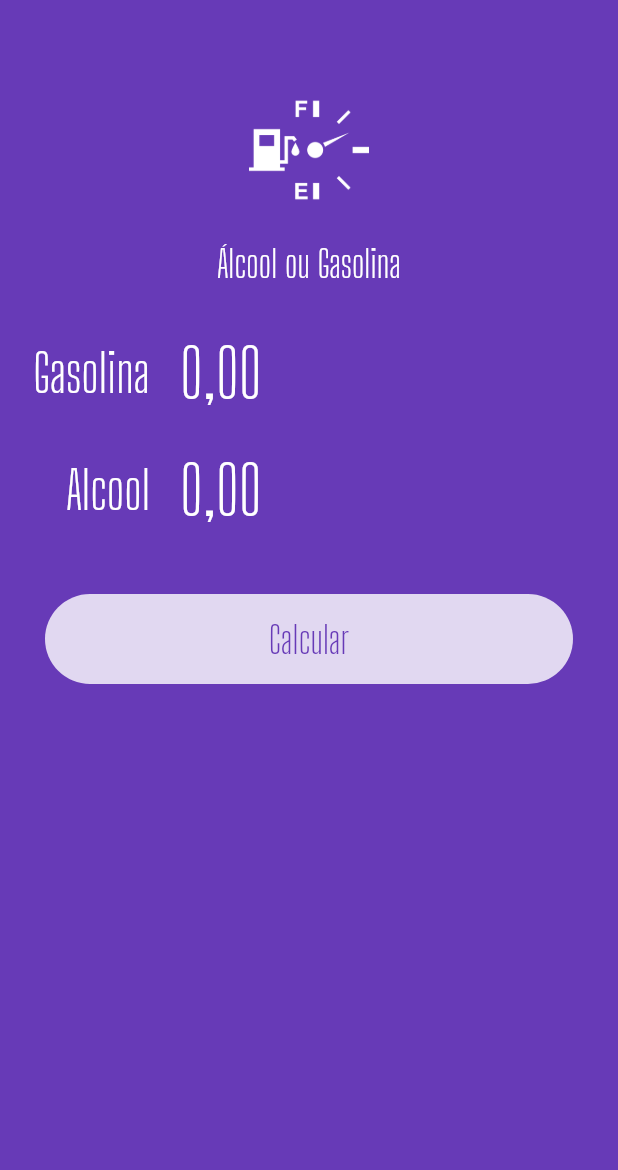
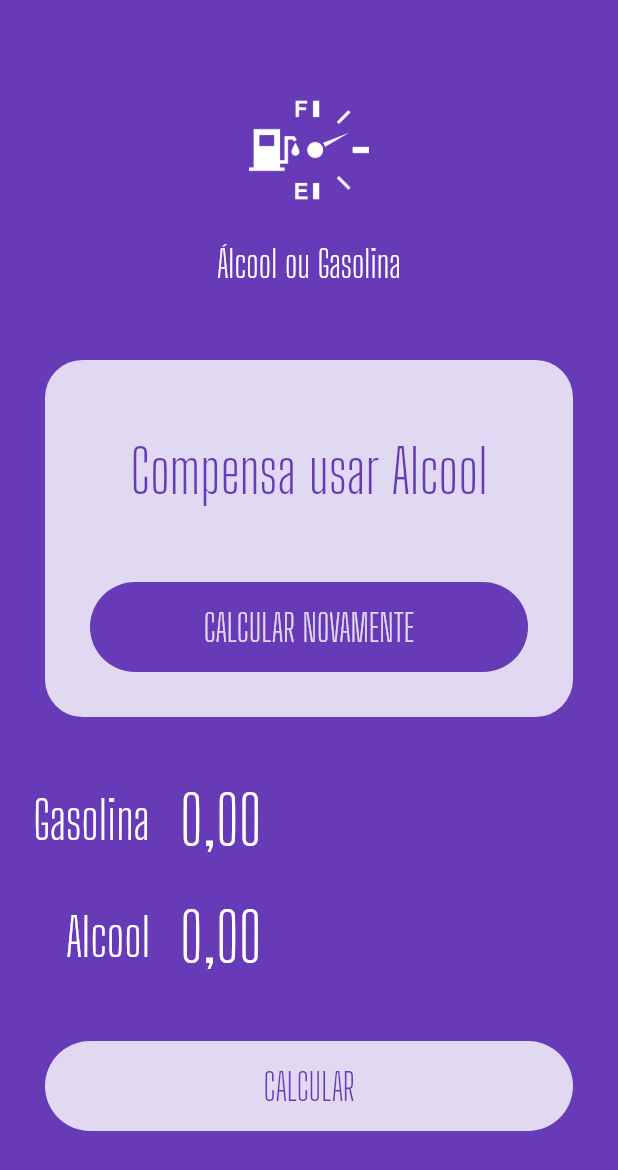
Before and after one commit to otaviocosta/aog, a Flutter app: the screen it shows after launch, on a phone screen of 412 x 824 dp. Shown: the top 1170 px of the screen. Run offline on Flutter 3.47's test engine with Material 2 defaults, Android fonts, the phone set to English and light mode, and no system bars; our stand-ins replace flutter_masked_text.

Commit message:
add files

```diff
--- a/lib/main.dart
+++ b/lib/main.dart
@@ -1,4 +1,5 @@
 import 'package:aog/widgets/input.widget.dart';
+import 'package:aog/widgets/loading-button.widget.dart';
 import 'package:aog/widgets/logo.widget.dart';
 import 'package:flutter/material.dart';
 import 'package:flutter_masked_text/flutter_masked_text.dart';
@@ -32,6 +33,38 @@ class HomePage extends StatelessWidget {
       body: ListView(
         children: <Widget>[
           Logo(),
+          Container(
+            margin: EdgeInsets.all(30),
+            decoration: BoxDecoration(
+              color: Colors.white.withOpacity(0.8),
+              borderRadius: BorderRadius.circular(25),
+            ),
+            child: Column(
+              children: <Widget>[
+                SizedBox(
+                  height: 50,
+                ),
+                Text(
+                  "Compensa usar Alcool",
+                  style: TextStyle(
+                    color: Theme.of(context).primaryColor,
+                    fontSize: 40,
+                    fontFamily: "Big Shoulders Display",
+                  ),
+                  textAlign: TextAlign.center,
+                ),
+                SizedBox(
+                  height: 20,
+                ),
+                LoadingButton(
+                  busy: false,
+                  func: () {},
+                  invert: true,
+                  text: "CALCULAR NOVAMENTE",
+                ),
+              ],
+            ),
+          ),
           Input(
             ctrl: _gasCtrl,
             label: "Gasolina",
@@ -40,26 +73,11 @@ class HomePage extends StatelessWidget {
             ctrl: _alcCtrl,
             label: "Alcool",
           ),
-          Container(
-            margin: EdgeInsets.all(30),
-            height: 60,
-            decoration: BoxDecoration(
-              color: Colors.white.withOpacity(0.8),
-              borderRadius: BorderRadius.circular(
-                60,
-              ),
-            ),
-            child: FlatButton(
-              child: Text(
-                "Calcular",
-                style: TextStyle(
-                  color: Theme.of(context).primaryColor,
-                  fontSize: 25,
-                  fontFamily: "Big Shoulders Display",
-                ),
-              ),
-              onPressed: () {},
-            ),
+          LoadingButton(
+            busy: false,
+            func: () {},
+            invert: false,
+            text: "CALCULAR",
           ),
         ],
       ),
--- /dev/null
+++ b/lib/widgets/loading-button.widget.dart
@@ -0,0 +1,53 @@
+import 'package:flutter/material.dart';
+
+class LoadingButton extends StatelessWidget {
+  var busy = false;
+  var invert = false;
+  Function func;
+  var text = "";
+
+  LoadingButton({
+    @required this.busy,
+    @required this.func,
+    @required this.invert,
+    @required this.text,
+  });
+
+  @override
+  Widget build(BuildContext context) {
+    return busy
+        ? Container(
+            alignment: Alignment.center,
+            height: 50,
+            child: CircularProgressIndicator(
+              backgroundColor: Colors.white,
+            ),
+          )
+        : Container(
+            margin: EdgeInsets.all(30),
+            height: 60,
+            width: double.infinity,
+            decoration: BoxDecoration(
+              color: invert
+                  ? Theme.of(context).primaryColor
+                  : Colors.white.withOpacity(0.8),
+              borderRadius: BorderRadius.circular(
+                60,
+              ),
+            ),
+            child: FlatButton(
+              child: Text(
+                text,
+                style: TextStyle(
+                  color: invert
+                      ? Colors.white.withOpacity(0.8)
+                      : Theme.of(context).primaryColor,
+                  fontSize: 25,
+                  fontFamily: "Big Shoulders Display",
+                ),
+              ),
+              onPressed: func,
+            ),
+          );
+  }
+}
```
